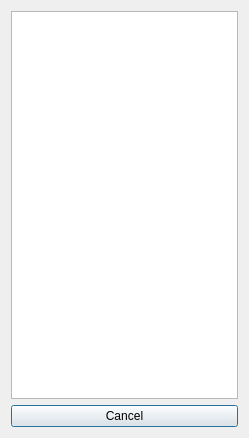
First picture: the form in contactpicker.ui, repository savoirfairelinux/jami-client-windows, before the edit.
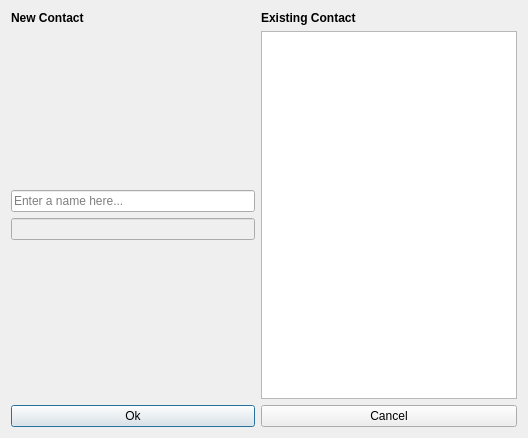
Second picture: the form after the edit.

Commit message:
contact: refactor UI add to contact
- Merge ContactDialog and ContactPicker

```diff
--- a/contactpicker.ui
+++ b/contactpicker.ui
@@ -6,24 +6,104 @@
    <rect>
     <x>0</x>
     <y>0</y>
-    <width>249</width>
+    <width>528</width>
     <height>438</height>
    </rect>
   </property>
   <property name="windowTitle">
    <string>Dialog</string>
   </property>
-  <layout class="QVBoxLayout" name="verticalLayout">
-   <item>
+  <layout class="QGridLayout" name="gridLayout">
+   <item row="2" column="0">
+    <widget class="QPushButton" name="okButton">
+     <property name="text">
+      <string>Ok</string>
+     </property>
+    </widget>
+   </item>
+   <item row="1" column="0">
+    <layout class="QVBoxLayout" name="verticalLayout">
+     <item>
+      <spacer name="verticalSpacer">
+       <property name="orientation">
+        <enum>Qt::Vertical</enum>
+       </property>
+       <property name="sizeHint" stdset="0">
+        <size>
+         <width>20</width>
+         <height>40</height>
+        </size>
+       </property>
+      </spacer>
+     </item>
+     <item>
+      <widget class="QLineEdit" name="nameLineEdit">
+       <property name="placeholderText">
+        <string>Enter a name here...</string>
+       </property>
+      </widget>
+     </item>
+     <item>
+      <widget class="QLineEdit" name="numberLineEdit">
+       <property name="enabled">
+        <bool>false</bool>
+       </property>
+       <property name="alignment">
+        <set>Qt::AlignCenter</set>
+       </property>
+      </widget>
+     </item>
+     <item>
+      <spacer name="verticalSpacer_2">
+       <property name="orientation">
+        <enum>Qt::Vertical</enum>
+       </property>
+       <property name="sizeHint" stdset="0">
+        <size>
+         <width>20</width>
+         <height>40</height>
+        </size>
+       </property>
+      </spacer>
+     </item>
+    </layout>
+   </item>
+   <item row="1" column="1">
     <widget class="QListView" name="contactView"/>
    </item>
-   <item>
+   <item row="2" column="1">
     <widget class="QPushButton" name="cancelButton">
      <property name="text">
       <string>Cancel</string>
      </property>
     </widget>
    </item>
+   <item row="0" column="1">
+    <widget class="QLabel" name="label_2">
+     <property name="font">
+      <font>
+       <weight>75</weight>
+       <bold>true</bold>
+      </font>
+     </property>
+     <property name="text">
+      <string>Existing Contact</string>
+     </property>
+    </widget>
+   </item>
+   <item row="0" column="0">
+    <widget class="QLabel" name="label">
+     <property name="font">
+      <font>
+       <weight>75</weight>
+       <bold>true</bold>
+      </font>
+     </property>
+     <property name="text">
+      <string>New Contact</string>
+     </property>
+    </widget>
+   </item>
   </layout>
  </widget>
  <resources/>
```
The commit also changes 6 other files.
